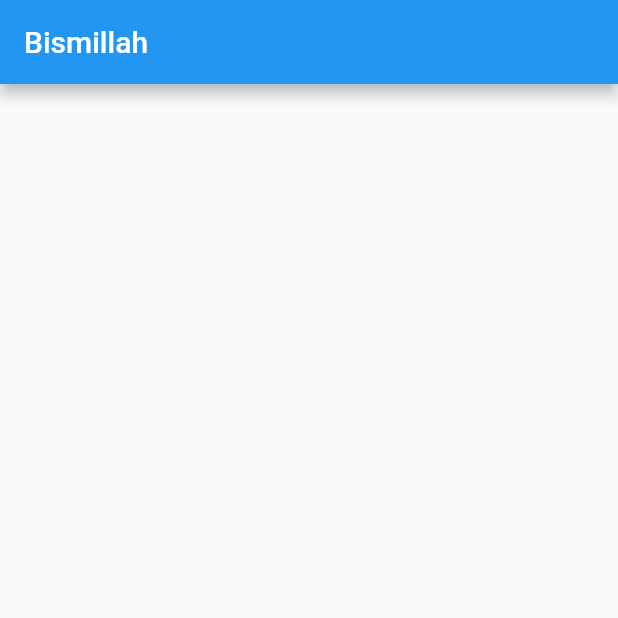
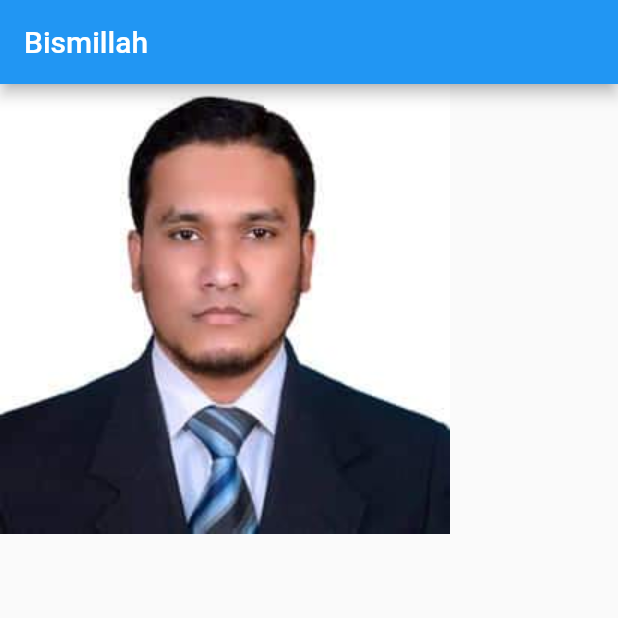
Before and after one commit to syedashiqbd/mi_card_flutter_office-pc, a Flutter app: the screen it shows after launch, on a phone screen of 412 x 824 dp, the top half of it. Run offline on Flutter 3.47's test engine with Material 2 defaults, Android fonts, the phone set to English and light mode, and no system bars.

Commit message:
only picture added

```diff
--- a/lib/main.dart
+++ b/lib/main.dart
@@ -14,6 +14,9 @@ class MyApp extends StatelessWidget {
         appBar: AppBar(
           title: Text('Bismillah'),
         ),
+        body: Container(
+          child: Image(image: AssetImage('images/ashiq.png'),),
+        ),
       ),
     );
   }
```
Also changed, not shown: pubspec.yaml (+3 -6 lines), images/ashiq.png (added).
